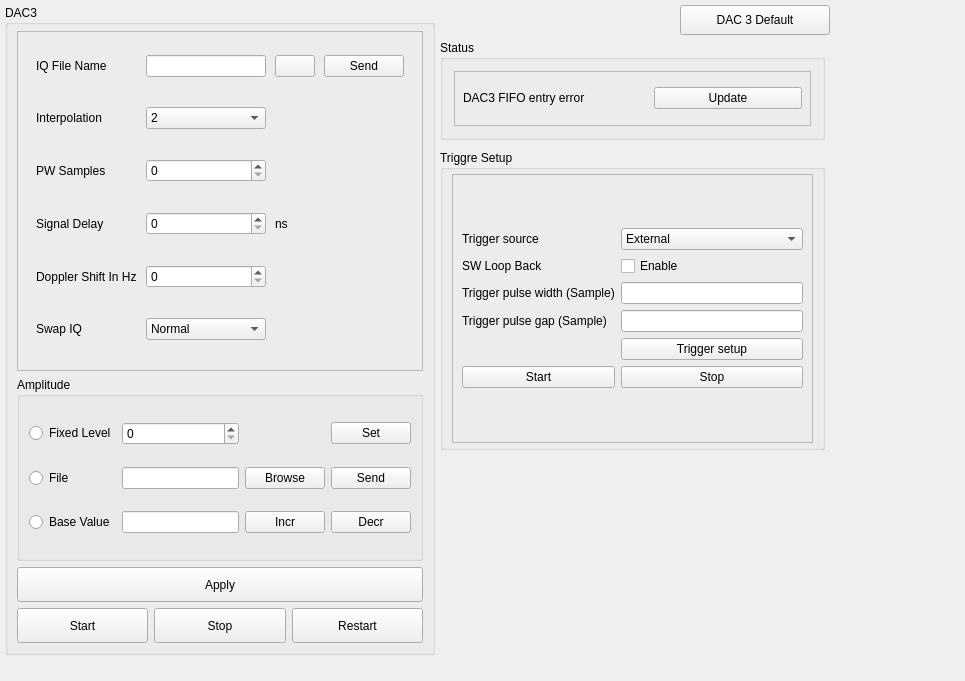
First picture: the form in TargetEchoGen/rf.ui, repository razzzz87/TargetEchoGen, before the edit.
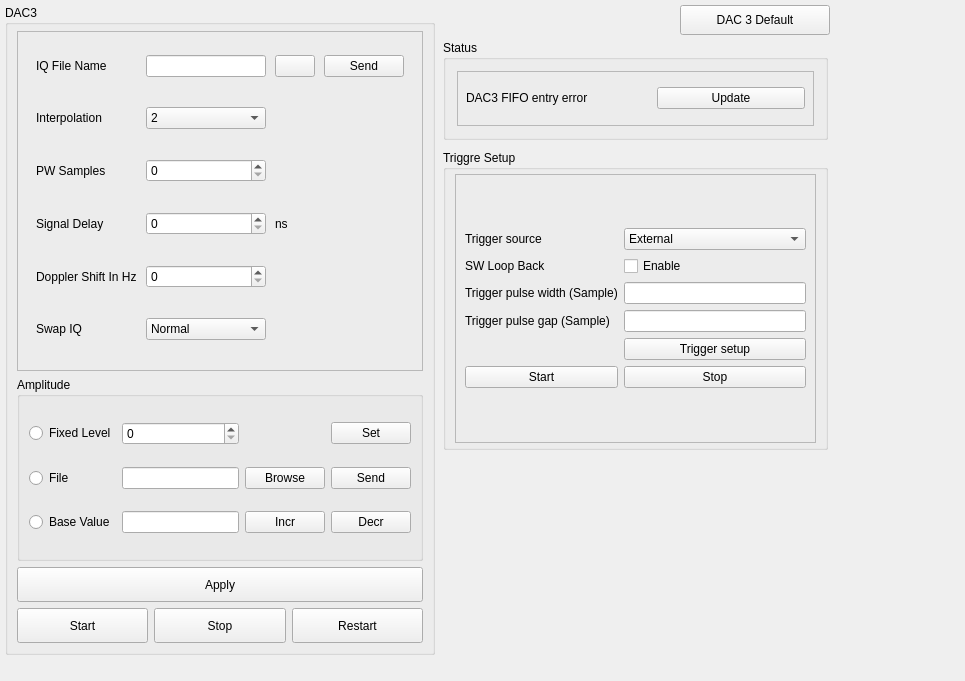
Second picture: the form after the edit. Icons and pictures are not drawn.

Commit message: Implimented all trigger for DAC1,DAC2 and DAC3

What changed in the file:
```diff
--- a/TargetEchoGen/rf.ui
+++ b/TargetEchoGen/rf.ui
@@ -148,132 +148,10 @@
     <string>DAC 2 Default</string>
    </property>
   </widget>
-  <widget class="QGroupBox" name="GbRFDAC3TriggerSetup">
-   <property name="geometry">
-    <rect>
-     <x>440</x>
-     <y>150</y>
-     <width>385</width>
-     <height>300</height>
-    </rect>
-   </property>
-   <property name="title">
-    <string>Triggre Setup</string>
-   </property>
-   <layout class="QHBoxLayout" name="horizontalLayout_17">
-    <property name="spacing">
-     <number>4</number>
-    </property>
-    <property name="topMargin">
-     <number>4</number>
-    </property>
-    <property name="bottomMargin">
-     <number>4</number>
-    </property>
-    <item>
-     <widget class="QFrame" name="FrameDAC3TriggerSetup">
-      <property name="frameShape">
-       <enum>QFrame::Shape::StyledPanel</enum>
-      </property>
-      <property name="frameShadow">
-       <enum>QFrame::Shadow::Raised</enum>
-      </property>
-      <layout class="QVBoxLayout" name="verticalLayout_12">
-       <property name="topMargin">
-        <number>4</number>
-       </property>
-       <property name="bottomMargin">
-        <number>4</number>
-       </property>
-       <item>
-        <layout class="QGridLayout" name="GLayoutTriggerSetup">
-         <item row="4" column="3">
-          <widget class="QPushButton" name="PbDAC3TriggerSetup">
-           <property name="text">
-            <string>Trigger setup</string>
-           </property>
-          </widget>
-         </item>
-         <item row="0" column="0">
-          <widget class="QLabel" name="LblDAC3TriggerSource">
-           <property name="text">
-            <string>Trigger source</string>
-           </property>
-          </widget>
-         </item>
-         <item row="1" column="0">
-          <widget class="QLabel" name="LblDAC3SWLoopBack">
-           <property name="text">
-            <string>SW Loop Back</string>
-           </property>
-          </widget>
-         </item>
-         <item row="1" column="3">
-          <widget class="QCheckBox" name="ChkBoxDAC3SWLoopBack">
-           <property name="text">
-            <string>Enable</string>
-           </property>
-          </widget>
-         </item>
-         <item row="2" column="3">
-          <widget class="QLineEdit" name="LeDAC3TriggerPulseWidthSample"/>
-         </item>
-         <item row="6" column="0">
-          <widget class="QPushButton" name="PbDAC3TriggerStart">
-           <property name="text">
-            <string>Start</string>
-           </property>
-          </widget>
-         </item>
-         <item row="0" column="3">
-          <widget class="QComboBox" name="CbDAC3TriggerSource">
-           <item>
-            <property name="text">
-             <string>External</string>
-            </property>
-           </item>
-           <item>
-            <property name="text">
-             <string>Internal</string>
-            </property>
-           </item>
-          </widget>
-         </item>
-         <item row="6" column="3">
-          <widget class="QPushButton" name="PbDAC3TriggerStop">
-           <property name="text">
-            <string>Stop</string>
-           </property>
-          </widget>
-         </item>
-         <item row="3" column="0">
-          <widget class="QLabel" name="LblDAC3TriggerPulseGapSample">
-           <property name="text">
-            <string>Trigger pulse gap (Sample)</string>
-           </property>
-          </widget>
-         </item>
-         <item row="2" column="0">
-          <widget class="QLabel" name="LblDAC3TriggerPulseWidthSample">
-           <property name="text">
-            <string>Trigger pulse width (Sample)</string>
-           </property>
-          </widget>
-         </item>
-         <item row="3" column="3">
-          <widget class="QLineEdit" name="LeDAC3TriggerPulseGapSample"/>
-         </item>
-        </layout>
-       </item>
-      </layout>
-     </widget>
-    </item>
-   </layout>
-  </widget>
   <widget class="QGroupBox" name="GbRFDAC3FIFOStatus">
    <property name="geometry">
     <rect>
-     <x>440</x>
+     <x>443</x>
      <y>40</y>
      <width>385</width>
      <height>100</height>
@@ -696,6 +574,128 @@
     </item>
    </layout>
   </widget>
+  <widget class="QGroupBox" name="groupBox_ddr_status_13">
+   <property name="geometry">
+    <rect>
+     <x>443</x>
+     <y>150</y>
+     <width>385</width>
+     <height>300</height>
+    </rect>
+   </property>
+   <property name="title">
+    <string>Triggre Setup</string>
+   </property>
+   <layout class="QHBoxLayout" name="horizontalLayout_65">
+    <property name="spacing">
+     <number>4</number>
+    </property>
+    <property name="topMargin">
+     <number>4</number>
+    </property>
+    <property name="bottomMargin">
+     <number>4</number>
+    </property>
+    <item>
+     <widget class="QFrame" name="frame_33">
+      <property name="frameShape">
+       <enum>QFrame::Shape::StyledPanel</enum>
+      </property>
+      <property name="frameShadow">
+       <enum>QFrame::Shadow::Raised</enum>
+      </property>
+      <layout class="QVBoxLayout" name="verticalLayout_39">
+       <property name="topMargin">
+        <number>4</number>
+       </property>
+       <property name="bottomMargin">
+        <number>4</number>
+       </property>
+       <item>
+        <layout class="QGridLayout" name="gridLayout_59">
+         <item row="4" column="3">
+          <widget class="QPushButton" name="PbDAC3TgrSetup">
+           <property name="text">
+            <string>Trigger setup</string>
+           </property>
+          </widget>
+         </item>
+         <item row="0" column="0">
+          <widget class="QLabel" name="LblLxDAC3TriggerSource">
+           <property name="text">
+            <string>Trigger source</string>
+           </property>
+          </widget>
+         </item>
+         <item row="1" column="0">
+          <widget class="QLabel" name="LbIDAC3SWLoopBack">
+           <property name="text">
+            <string>SW Loop Back</string>
+           </property>
+          </widget>
+         </item>
+         <item row="1" column="3">
+          <widget class="QCheckBox" name="ChkBoxDAC3SWLookBackEnable">
+           <property name="text">
+            <string>Enable</string>
+           </property>
+          </widget>
+         </item>
+         <item row="2" column="3">
+          <widget class="QLineEdit" name="LeDAC3TgrPulseWidthSample"/>
+         </item>
+         <item row="6" column="0">
+          <widget class="QPushButton" name="PbDAC3TgrStart">
+           <property name="text">
+            <string>Start</string>
+           </property>
+          </widget>
+         </item>
+         <item row="0" column="3">
+          <widget class="QComboBox" name="CbLxDAC3TriggerSource">
+           <item>
+            <property name="text">
+             <string>External</string>
+            </property>
+           </item>
+           <item>
+            <property name="text">
+             <string>Internal</string>
+            </property>
+           </item>
+          </widget>
+         </item>
+         <item row="6" column="3">
+          <widget class="QPushButton" name="PbDAC3TgrStop">
+           <property name="text">
+            <string>Stop</string>
+           </property>
+          </widget>
+         </item>
+         <item row="3" column="0">
+          <widget class="QLabel" name="LbIDAC3TgrPulseGapSample">
+           <property name="text">
+            <string>Trigger pulse gap (Sample)</string>
+           </property>
+          </widget>
+         </item>
+         <item row="2" column="0">
+          <widget class="QLabel" name="LbIDAC3TgrPulseWidthSample">
+           <property name="text">
+            <string>Trigger pulse width (Sample)</string>
+           </property>
+          </widget>
+         </item>
+         <item row="3" column="3">
+          <widget class="QLineEdit" name="LeDAC3TgrPulseGapSample"/>
+         </item>
+        </layout>
+       </item>
+      </layout>
+     </widget>
+    </item>
+   </layout>
+  </widget>
  </widget>
  <resources>
   <include location="TargetEchoGen.qrc"/>
```
The commit also changes 18 other files.
